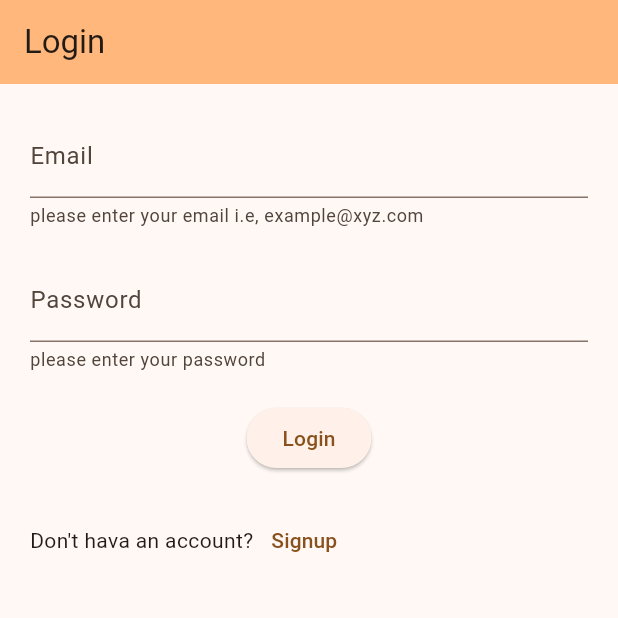
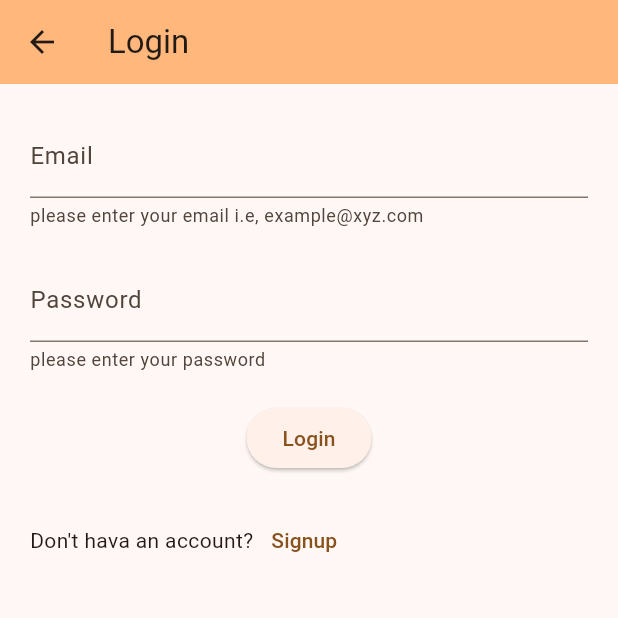
Before and after one commit to ShashankRampardos/seat_sync_app, a Flutter app: the screen it shows after launch, after a tap on "Login", on a phone screen of 412 x 824 dp, the top half of it. Run offline on Flutter 3.47's test engine with Material 3 defaults, Android fonts, the phone set to English and light mode, and no system bars; our stand-ins replace cloud_firestore, convex_bottom_bar, firebase_auth, firebase_core, firebase_storage, flutter_riverpod and 4 more; missing offline and left inert: mqtt_client; accounts and stored records are empty.

Commit message:
one minor fix

```diff
--- a/lib/screens/splash.dart
+++ b/lib/screens/splash.dart
@@ -76,10 +76,9 @@ class SplashScreen extends StatelessWidget {
                       ),
                     ),
                     onPressed: () {
-                      Navigator.pushAndRemoveUntil(
+                      Navigator.push(
                         context,
                         MaterialPageRoute(builder: (context) => LoginScreen()),
-                        (Route<dynamic> route) => false,
                       );
                     },
                     child: Text(
```
